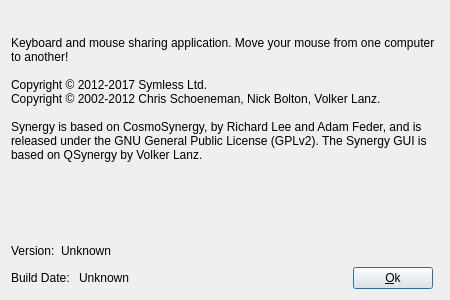
This is src/gui/src/AboutDialogBase.ui in unalkalkan/synergy as Qt 5 draws it before an edit. The edited form follows.
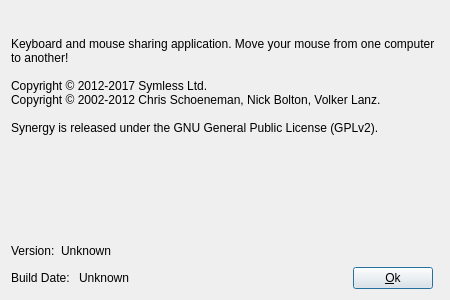
This is the edited form. Icons and pictures are not drawn.

What changed in the file:
```diff
--- a/src/gui/src/AboutDialogBase.ui
+++ b/src/gui/src/AboutDialogBase.ui
@@ -50,7 +50,7 @@
       </sizepolicy>
      </property>
      <property name="text">
-      <string>&lt;html&gt;&lt;head/&gt;&lt;body&gt;&lt;p&gt;Keyboard and mouse sharing application. Move your mouse from one computer to another!&lt;br/&gt;&lt;br/&gt;Copyright © 2012-2017 Symless Ltd.&lt;br/&gt;Copyright © 2002-2012 Chris Schoeneman, Nick Bolton, Volker Lanz.&lt;br/&gt;&lt;br/&gt;Synergy is based on CosmoSynergy, by Richard Lee and Adam Feder, and is released under the GNU General Public License (GPLv2). The Synergy GUI is based on QSynergy by Volker Lanz.&lt;/p&gt;&lt;/body&gt;&lt;/html&gt;</string>
+      <string>&lt;html&gt;&lt;head/&gt;&lt;body&gt;&lt;p&gt;Keyboard and mouse sharing application. Move your mouse from one computer to another!&lt;br/&gt;&lt;br/&gt;Copyright © 2012-2017 Symless Ltd.&lt;br/&gt;Copyright © 2002-2012 Chris Schoeneman, Nick Bolton, Volker Lanz.&lt;br/&gt;&lt;br/&gt;Synergy is released under the GNU General Public License (GPLv2).&lt;/p&gt;&lt;/body&gt;&lt;/html&gt;</string>
      </property>
      <property name="wordWrap">
       <bool>true</bool>
```
